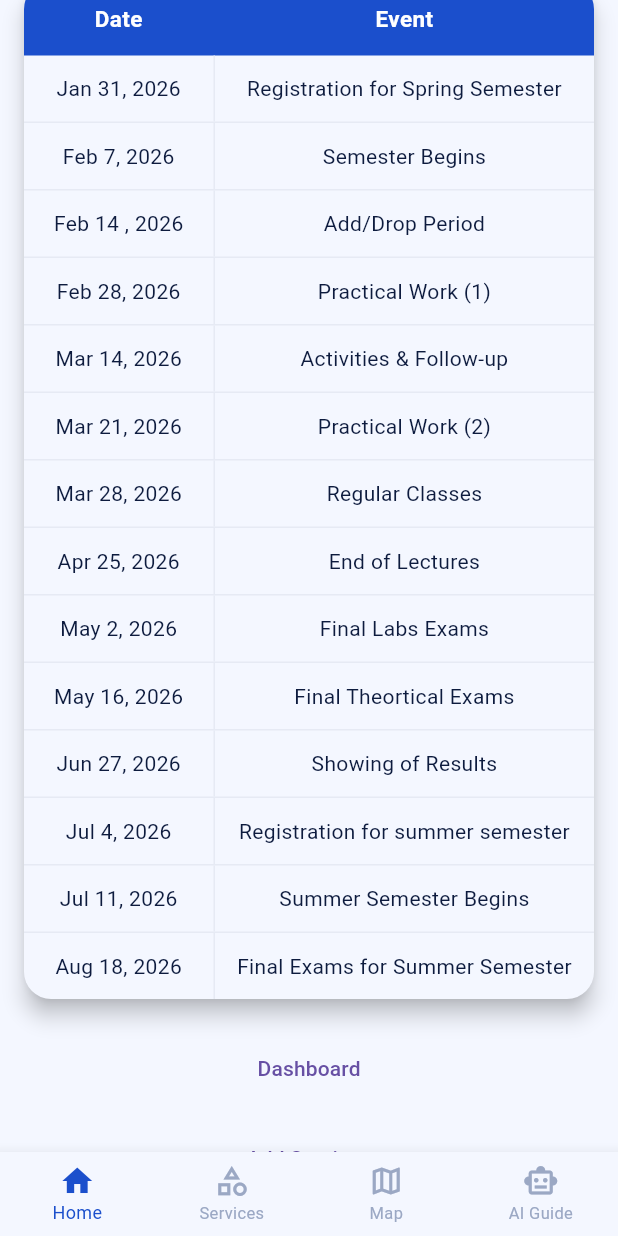
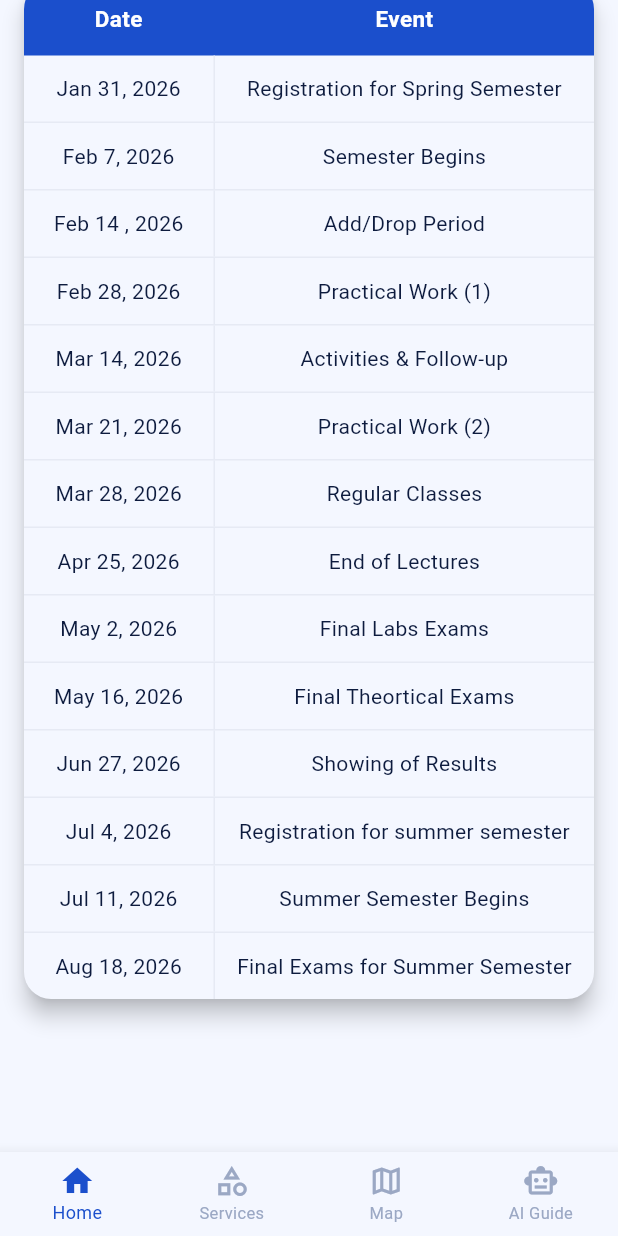
Before and after one commit to mohamed-Ihab55/campus_ai, a Flutter app: the screen it shows after launch, scrolled down 722 dp, on a phone screen of 412 x 824 dp. Run offline on Flutter 3.47's test engine with Material 3 defaults, Android fonts, the phone set to English and light mode, and no system bars; our stand-ins replace bloc, cloud_firestore, dio, equatable, firebase_core, flutter_bloc and 7 more; accounts and stored records are empty.

Commit message:
handle main.dart

```diff
--- /dev/null
+++ b/lib/core/utils/app_routes.dart
@@ -0,0 +1,35 @@
+import 'package:flutter/material.dart';
+import '../../app.dart';
+import '../../features/academic_warning_feature/presentation/view/academic_warning_screen.dart';
+import '../../features/course_registration_feature/presentation/view/course_registration_screen.dart';
+import '../../features/dashboard_screen/presentation/view/dashboard_screen.dart';
+import '../../features/dashboard_screen/presentation/widgets/add_service.dart';
+import '../../features/departments_feature/presentation/view/departments_screen.dart';
+import '../../features/doctors_feature/presentation/view/doctors_screen.dart';
+import '../../features/elearn_web_view_feature/presentation/view/elearning_screen.dart';
+import '../../features/gpa_feature/presentation/view/gpa_calculator_screen.dart';
+import '../../features/lab_feature/presentation/view/labs_screen.dart';
+import '../../features/map_feature/presentation/view/map_screen.dart';
+import '../../features/news_feature/presentation/view/news_web_view.dart';
+import '../../features/splash_feature/presentation/view/splash_screen.dart';
+import '../../features/transcript_feature/presentation/view/transcript_screen.dart';
+import '../../features/ums_webview_feature/presentation/view/ums_web_view.dart';
+class AppRoutes {
+  static Map<String,WidgetBuilder> routes={
+  '/splash': (context) => const SplashScreen(),
+  '/': (context) => const MainNavigationScreen(),
+  '/doctor': (context) => const DoctorsScreen(),
+  '/map': (context) => const MapScreen(),
+  '/gpa': (context) => const GpaCalculatorScreen(),
+  '/ums': (context) => const UmsWebView(),
+  '/news': (context) => const NewsWebView(),
+  '/elearn': (context) => const ElearningScreen(),
+  '/department': (context) => const DepartmentsScreen(),
+  '/labs': (context) => const LabsScreen(),
+  '/dashboard': (context) => const DashboardScreen(),
+  // '/edit-avatar-colors': (context) => const EditAvatarColorScreen(),
+  '/add_services': (context) => const AddServiceScreen(),
+  '/transcript': (context) => const TranscriptScreen(),
+  '/warning': (context) => const AcademicWarningScreen(),
+  '/course_register': (context) => const CourseRegistrationScreen(),
+};}
--- a/lib/features/home_feature/presentation/view/home_screen.dart
+++ b/lib/features/home_feature/presentation/view/home_screen.dart
@@ -62,31 +62,6 @@ class _HomeScreenState extends ConsumerState<HomeScreen>
           SliverToBoxAdapter(
             child: AccessSection(fadeAnimation: _fadeAnimation),
           ),
-          SliverToBoxAdapter(
-            child: TextButton(
-              onPressed: () {
-                Navigator.pushNamed(context, '/dashboard');
-              },
-              child: Text('Dashboard'),
-            ),
-          ),
-          const SliverToBoxAdapter(child: SizedBox(height: 12)),
-          // SliverToBoxAdapter(
-          //   child: TextButton(
-          //     onPressed: () {
-          //       Navigator.pushNamed(context, '/edit-avatar-colors');
-          //     },
-          //     child: Text('edit avatar colors'),
-          //   ),
-          // ),
-          SliverToBoxAdapter(
-            child: TextButton(
-              onPressed: () {
-                Navigator.pushNamed(context, '/add_services');
-              },
-              child: Text('Add Services'),
-            ),
-          ),
           const SliverToBoxAdapter(child: SizedBox(height: 80)),
         ],
       ),
--- a/lib/main.dart
+++ b/lib/main.dart
@@ -1,19 +1,5 @@
-import 'package:campus_ai/app.dart';
+import 'package:campus_ai/core/utils/app_routes.dart';
 import 'package:campus_ai/core/utils/constants.dart';
-import 'package:campus_ai/features/academic_warning_feature/presentation/view/academic_warning_screen.dart';
-import 'package:campus_ai/features/course_registration_feature/presentation/view/course_registration_screen.dart';
-import 'package:campus_ai/features/dashboard_screen/presentation/view/dashboard_screen.dart';
-import 'package:campus_ai/features/dashboard_screen/presentation/widgets/add_service.dart';
-import 'package:campus_ai/features/departments_feature/presentation/view/departments_screen.dart';
-import 'package:campus_ai/features/doctors_feature/presentation/view/doctors_screen.dart';
-import 'package:campus_ai/features/elearn_web_view_feature/presentation/view/elearning_screen.dart';
-import 'package:campus_ai/features/gpa_feature/presentation/view/gpa_calculator_screen.dart';
-import 'package:campus_ai/features/lab_feature/presentation/view/labs_screen.dart';
-import 'package:campus_ai/features/map_feature/presentation/view/map_screen.dart';
-import 'package:campus_ai/features/news_feature/presentation/view/news_web_view.dart';
-import 'package:campus_ai/features/splash_feature/presentation/view/splash_screen.dart';
-import 'package:campus_ai/features/transcript_feature/presentation/view/transcript_screen.dart';
-import 'package:campus_ai/features/ums_webview_feature/presentation/view/ums_web_view.dart';
 import 'package:campus_ai/firebase_options.dart';
 import 'package:firebase_core/firebase_core.dart';
 import 'package:flutter/material.dart';
@@ -33,24 +19,7 @@ class AICampusGuideApp extends StatelessWidget {
   Widget build(BuildContext context) {
     return MaterialApp(
       initialRoute: '/splash',
-      routes: {
-        '/splash': (context) => const SplashScreen(),
-        '/': (context) => const MainNavigationScreen(),
-        '/doctor': (context) => const DoctorsScreen(),
-        '/map': (context) => const MapScreen(),
-        '/gpa': (context) => const GpaCalculatorScreen(),
-        '/ums': (context) => const UmsWebView(),
-        '/news': (context) => const NewsWebView(),
-        '/elearn': (context) => const ElearningScreen(),
-        '/department': (context) => const DepartmentsScreen(),
-        '/labs': (context) => const LabsScreen(),
-        '/dashboard': (context) => const DashboardScreen(),
-        // '/edit-avatar-colors': (context) => const EditAvatarColorScreen(),
-        '/add_services': (context) => const AddServiceScreen(),
-        '/transcript': (context) => const TranscriptScreen(),
-        '/warning': (context) => const AcademicWarningScreen(),
-        '/course_register': (context) => const CourseRegistrationScreen(),
-      },
+      routes: AppRoutes.routes,
       title: AppConstants.appName,
       debugShowCheckedModeBanner: false,
     );
```
